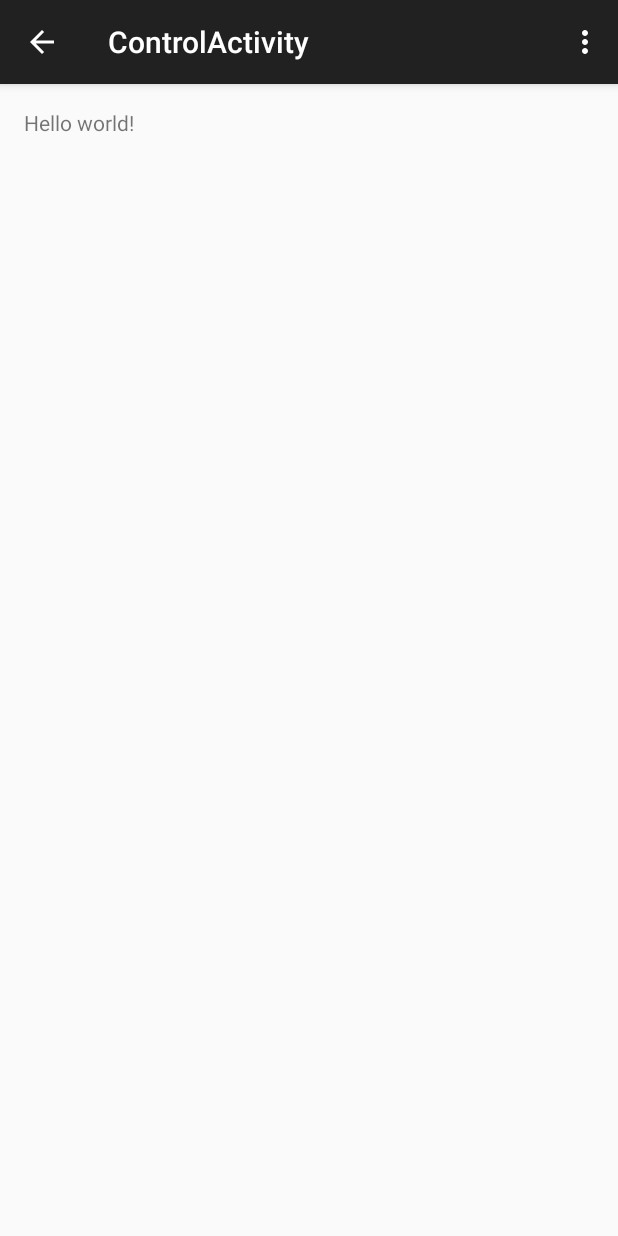
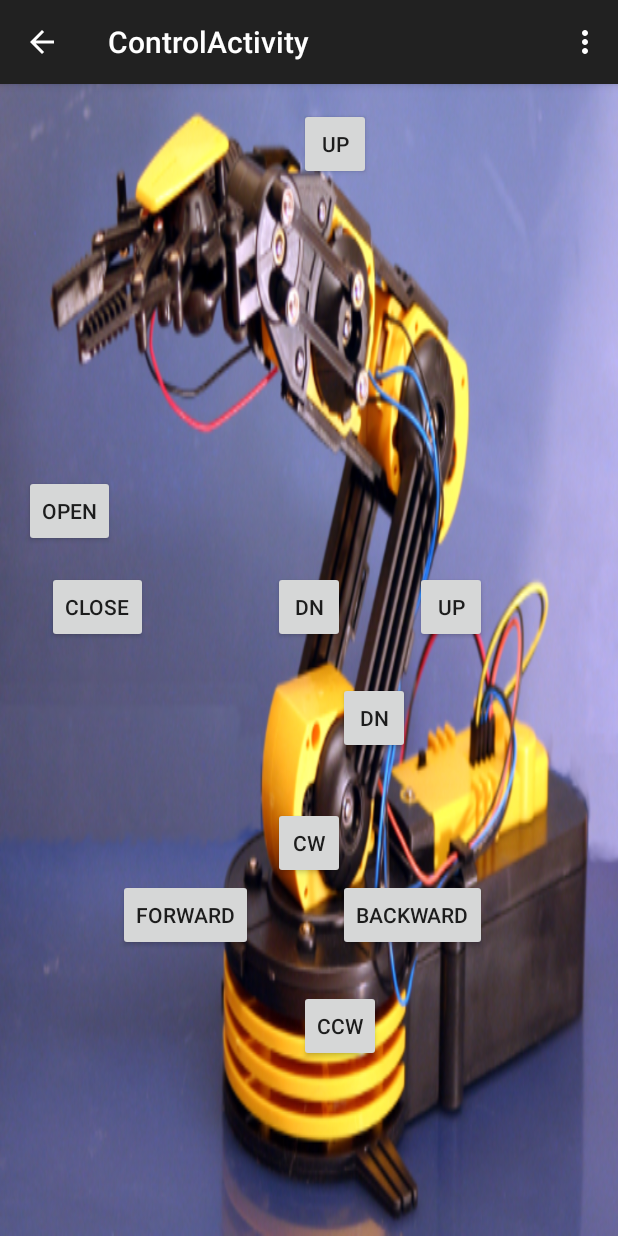
Before and after one commit to SandKierkegaard/AndroidStudio, an Android app: the ControlActivity screen opened directly, with no data from a screen before it, on a phone screen of 412 x 824 dp. Run offline under Robolectric (Android 15) with nearby library versions, the phone set to English and light mode, and no system bars.

Commit message:
add to_control activity

```diff
--- a/Androidclient/app/src/main/java/com/example/sd/androidclient/ControlActivity.java
+++ b/Androidclient/app/src/main/java/com/example/sd/androidclient/ControlActivity.java
@@ -4,14 +4,18 @@ import android.support.v7.app.ActionBarActivity;
 import android.os.Bundle;
 import android.view.Menu;
 import android.view.MenuItem;
+import android.widget.Button;
 
 
 public class ControlActivity extends ActionBarActivity {
+    Button buttonFwd, buttonBwd;
 
     @Override
     protected void onCreate(Bundle savedInstanceState) {
         super.onCreate(savedInstanceState);
         setContentView(R.layout.activity_control);
+        buttonFwd = (Button) findViewById(R.id.button);
+        buttonBwd = (Button) findViewById(R.id.button2);
     }
 
 
--- a/Androidclient/app/src/main/res/layout/activity_control.xml
+++ b/Androidclient/app/src/main/res/layout/activity_control.xml
@@ -4,9 +4,121 @@
     android:paddingRight="@dimen/activity_horizontal_margin"
     android:paddingTop="@dimen/activity_vertical_margin"
     android:paddingBottom="@dimen/activity_vertical_margin"
+    android:background="@drawable/edgerbtarm"
+
     tools:context="com.example.sd.androidclient.ControlActivity">
 
-    <TextView android:text="@string/hello_world" android:layout_width="wrap_content"
-        android:layout_height="wrap_content" />
+
+    <Button
+        android:layout_width="wrap_content"
+        android:layout_height="wrap_content"
+        android:text="Forward"
+        android:id="@+id/button"
+        android:layout_marginBottom="174dp"
+        android:layout_marginRight="13dp"
+        android:layout_marginEnd="13dp"
+        android:layout_alignParentBottom="true"
+        android:layout_toLeftOf="@+id/button3"
+        android:layout_toStartOf="@+id/button3"
+        android:onClick="sendFwd" />
+
+    <Button
+        android:layout_width="wrap_content"
+        android:layout_height="wrap_content"
+        android:text="Backward"
+        android:id="@+id/button2"
+        android:layout_alignTop="@+id/button"
+        android:layout_alignLeft="@+id/button5"
+        android:layout_alignStart="@+id/button5"
+        android:onClick="sendBwd"/>
+
+    <Button
+        style="?android:attr/buttonStyleSmall"
+        android:layout_width="wrap_content"
+        android:layout_height="wrap_content"
+        android:text="CW"
+        android:id="@+id/button3"
+        android:layout_above="@+id/button2"
+        android:layout_centerHorizontal="true" />
+
+    <Button
+        style="?android:attr/buttonStyleSmall"
+        android:layout_width="wrap_content"
+        android:layout_height="wrap_content"
+        android:text="CCW"
+        android:id="@+id/button4"
+        android:layout_below="@+id/button2"
+        android:layout_toRightOf="@+id/button"
+        android:layout_toEndOf="@+id/button"
+        android:layout_marginLeft="17dp"
+        android:layout_marginStart="17dp"
+        android:layout_marginTop="26dp" />
+
+    <Button
+        style="?android:attr/buttonStyleSmall"
+        android:layout_width="wrap_content"
+        android:layout_height="wrap_content"
+        android:text="Dn"
+        android:id="@+id/button5"
+        android:layout_above="@+id/button3"
+        android:layout_alignLeft="@+id/button4"
+        android:layout_alignStart="@+id/button4"
+        android:layout_marginLeft="26dp"
+        android:layout_marginStart="26dp"
+        android:layout_marginBottom="35dp" />
+
+    <Button
+        style="?android:attr/buttonStyleSmall"
+        android:layout_width="wrap_content"
+        android:layout_height="wrap_content"
+        android:text="Up"
+        android:id="@+id/button6"
+        android:layout_marginBottom="26dp"
+        android:layout_above="@+id/button5"
+        android:layout_alignRight="@+id/button2"
+        android:layout_alignEnd="@+id/button2" />
+
+    <Button
+        style="?android:attr/buttonStyleSmall"
+        android:layout_width="wrap_content"
+        android:layout_height="wrap_content"
+        android:text="Up"
+        android:id="@+id/button7"
+        android:layout_alignParentTop="true"
+        android:layout_alignLeft="@+id/button4"
+        android:layout_alignStart="@+id/button4" />
+
+    <Button
+        style="?android:attr/buttonStyleSmall"
+        android:layout_width="wrap_content"
+        android:layout_height="wrap_content"
+        android:text="Dn"
+        android:id="@+id/button8"
+        android:layout_alignTop="@+id/button6"
+        android:layout_alignRight="@+id/button3"
+        android:layout_alignEnd="@+id/button3" />
+
+    <Button
+        style="?android:attr/buttonStyleSmall"
+        android:layout_width="wrap_content"
+        android:layout_height="wrap_content"
+        android:text="Open"
+        android:id="@+id/button9"
+        android:layout_above="@+id/button10"
+        android:layout_alignParentLeft="true"
+        android:layout_alignParentStart="true"
+        android:layout_marginBottom="16dp" />
+
+    <Button
+        style="?android:attr/buttonStyleSmall"
+        android:layout_width="wrap_content"
+        android:layout_height="wrap_content"
+        android:text="Close"
+        android:id="@+id/button10"
+        android:layout_marginLeft="15dp"
+        android:layout_marginStart="15dp"
+        android:layout_alignTop="@+id/button8"
+        android:layout_alignParentLeft="true"
+        android:layout_alignParentStart="true" />
 
 </RelativeLayout>
```
Also changed, not shown: Androidclient/app/src/main/res/drawable/edgerbtarm.png (added).
